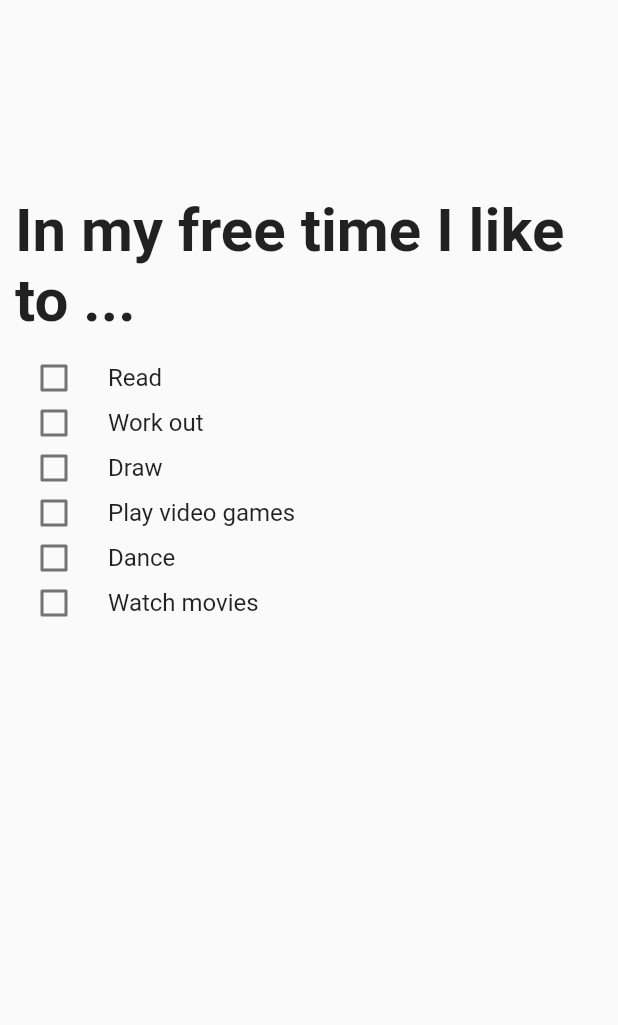
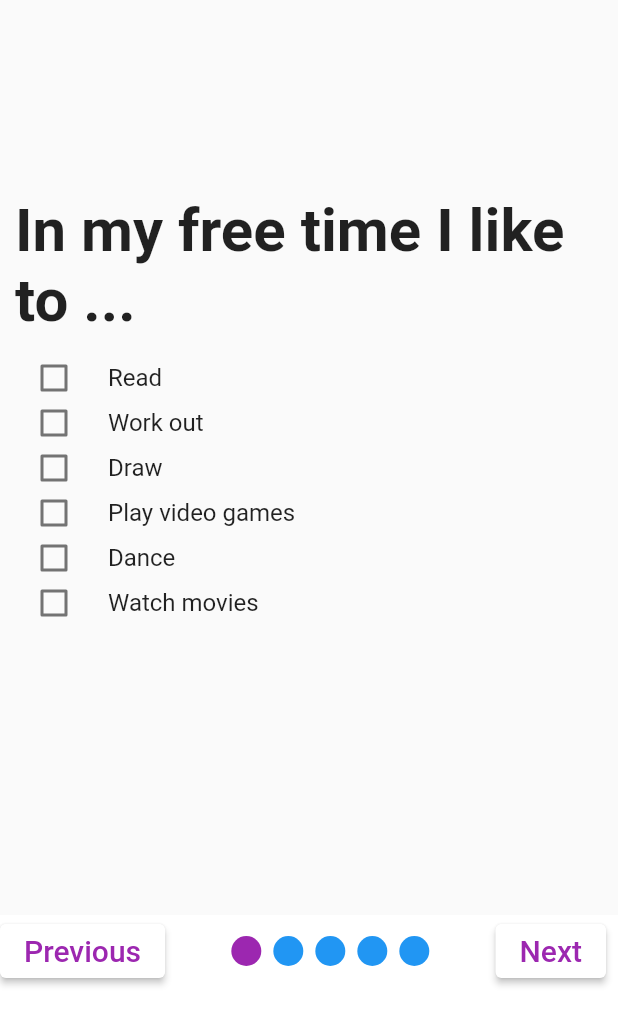
Before and after one commit to ParkJunSoung/flutter_jetsurvey, a Flutter app: the Home screen opened directly, after a tap on "Continue", on a phone screen of 412 x 824 dp. Shown: the top 1025 px of the screen. Run offline on Flutter 3.47's test engine with Material 2 defaults, Android fonts, the phone set to English and light mode, and no system bars.

Commit message:
버튼 활성화 수정필요

```diff
--- a/lib/main.dart
+++ b/lib/main.dart
@@ -1,5 +1,6 @@
 import 'package:flutter/material.dart';
 import 'package:flutter_jetsurvey/provider/provider.dart';
+import 'package:flutter_jetsurvey/ui/home.dart';
 import 'package:flutter_jetsurvey/ui/question/question_movie.dart';
 import 'package:flutter_jetsurvey/ui/question_main.dart';
 import 'package:provider/provider.dart';
@@ -21,7 +22,7 @@ class MyApp extends StatelessWidget {
           theme: ThemeData(
             primarySwatch: Colors.blue,
           ),
-          home: QuestionMovie(),
+          home: QuestionsMain(),
         )
     );
   }
--- a/lib/ui/question_main.dart
+++ b/lib/ui/question_main.dart
@@ -36,7 +36,7 @@ class _QuestionsMainState extends State<QuestionsMain> {
       child: Column(
         children: [
           SizedBox(
-              height: 850.0,
+              height: 610.0,
               child: Container(
                 color: Colors.white,
                 child: PageView.builder(
```
